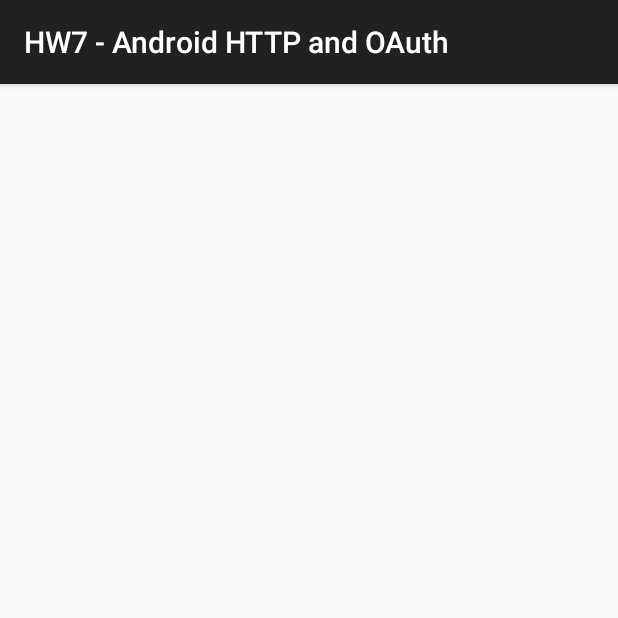
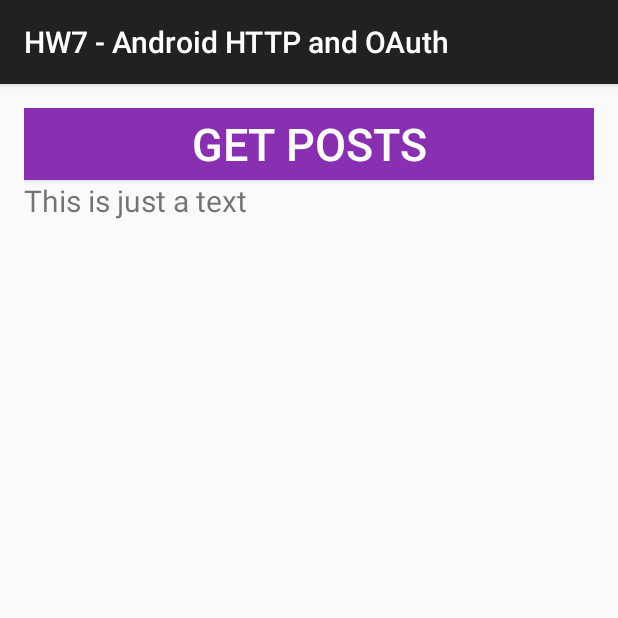
Before and after one commit to hashems/Mobile-Development-Projects, an Android app: the APIActivity screen opened directly, with no data from a screen before it, on a phone screen of 412 x 824 dp, the top half of it. Run offline under Robolectric (Android 15) with nearby library versions, the phone set to English and light mode, and no system bars; libraries missing offline, so code that uses them is left out: net.openid.appauth; 2 statements that could not run were skipped.

Commit message:
Modify package name; add button to fetch content; implement API requests

```diff
--- /dev/null
+++ b/app/src/main/java/hashems/hw7/APIActivity.java
@@ -0,0 +1,160 @@
+package hashems.hw7;
+
+import android.app.PendingIntent;
+import android.content.Intent;
+import android.content.SharedPreferences;
+import android.net.Uri;
+import android.os.Bundle;
+import android.support.annotation.Nullable;
+import android.support.v7.app.AppCompatActivity;
+import android.view.View;
+import android.widget.Button;
+import android.widget.ListView;
+import android.widget.SimpleAdapter;
+
+import net.openid.appauth.AuthState;
+import net.openid.appauth.AuthorizationException;
+import net.openid.appauth.AuthorizationRequest;
+import net.openid.appauth.AuthorizationService;
+import net.openid.appauth.AuthorizationServiceConfiguration;
+import net.openid.appauth.ResponseTypeValues;
+
+import org.json.JSONArray;
+import org.json.JSONException;
+import org.json.JSONObject;
+
+import java.io.IOException;
+import java.util.ArrayList;
+import java.util.HashMap;
+import java.util.List;
+import java.util.Map;
+
+import okhttp3.Call;
+import okhttp3.Callback;
+import okhttp3.HttpUrl;
+import okhttp3.OkHttpClient;
+import okhttp3.Request;
+import okhttp3.Response;
+
+public class APIActivity extends AppCompatActivity {
+
+    // Google Cloud Platform Credentials - CS 496 HW7
+    public String APIkey = "AIzaSyCBag-v-Fso3d6K2hWbZdu5IzHxLjJivjo";
+    public String clientID = "785176820736-tg4fcc6g2lbhhjnagnup32sp358ra65a.apps.googleusercontent.com";
+
+    private AuthorizationService mAuthorizationService;
+    private AuthState mAuthState;
+    private OkHttpClient mOkHttpClient;
+
+    @Override
+    protected void onCreate(Bundle savedInstanceState) {
+        super.onCreate(savedInstanceState);
+        SharedPreferences authPreferences = getSharedPreferences("auth", MODE_PRIVATE);
+        setContentView(R.layout.activity_api);
+        mAuthorizationService = new AuthorizationService(this);
+
+        // View Google+ Posts
+        Button button = (Button) findViewById(R.id.button_get_posts);
+        button.setOnClickListener(new View.OnClickListener(){
+            @Override
+            public void onClick(View v) {
+                try{
+                    mAuthState.performActionWithFreshTokens(mAuthorizationService, new AuthState.AuthStateAction() {
+                        @Override
+                        public void execute(@Nullable String accessToken, @Nullable String idToken, @Nullable AuthorizationException e) {
+                            if (e == null) {
+                                mOkHttpClient = new OkHttpClient();
+                                HttpUrl reqUrl = HttpUrl.parse("https://www.googleapis.com/plusDomains/v1/people/me/activities/user");
+                                reqUrl = reqUrl.newBuilder().addQueryParameter("key", APIkey).build();
+                                Request request = new Request.Builder()
+                                        .url(reqUrl)
+                                        .addHeader("Authorization", "Bearer" + accessToken)
+                                        .build();
+                                mOkHttpClient.newCall(request).enqueue(new Callback() {
+                                    @Override
+                                    public void onFailure(Call call, IOException e) {
+                                        e.printStackTrace();
+                                    }
+
+                                    @Override
+                                    public void onResponse(Call call, Response response) throws IOException {
+                                        String r = response.body().string();
+                                        try {
+                                            JSONObject j = new JSONObject(r);
+                                            JSONArray items = j.getJSONArray("items");
+                                            List<Map<String, String>> posts = new ArrayList<Map<String, String>>();
+                                            for(int i = 0; i < 3; i++) {
+                                                HashMap<String, String> m = new HashMap<String, String>();
+                                                m.put("title", items.getJSONObject(i).getString("title"));
+                                                m.put("published", items.getJSONObject(i).getString("published"));
+                                                posts.add(m);
+                                            }
+                                            final SimpleAdapter postAdapter = new SimpleAdapter(
+                                                    APIActivity.this,
+                                                    posts,
+                                                    R.layout.post_item,
+                                                    new String[]{"title", "published"},
+                                                    new int[]{R.id.post_item_title, R.id.post_item_date});
+                                            runOnUiThread(new Runnable() {
+                                                @Override
+                                                public void run() {
+                                                    ListView postListView = (ListView) findViewById(R.id.posts);
+                                                    postListView.setAdapter(postAdapter);
+                                                }
+                                            });
+                                        } catch (JSONException e1) {
+                                            e1.printStackTrace();
+                                        }
+                                    }
+                                });
+                            }
+                        }
+                    });
+                } catch (Exception e){
+                    e.printStackTrace();
+                }
+            }
+        });
+    }
+
+    @Override
+    protected void onStart() {
+        mAuthState = getOrCreateAuthState();
+        super.onStart();
+    }
+
+    AuthState getOrCreateAuthState() {
+        AuthState auth = null;
+        SharedPreferences authPreference = getSharedPreferences("auth", MODE_PRIVATE);
+        String stateJson = authPreference.getString("stateJson", null);
+        if(stateJson != null) {
+            try {
+                auth = AuthState.jsonDeserialize(stateJson);
+            } catch (JSONException e) {
+                e.printStackTrace();
+                return null;
+            }
+        }
+
+        if (auth != null && auth.getAccessToken() != null) {
+            return auth;
+        } else {
+            updateAuthState();
+            return null;
+        }
+    }
+
+    void updateAuthState() {
+        Uri authEndpoint = new Uri.Builder().scheme("https").authority("accounts.google.com").path("/o/oauth2/v2/auth").build();
+        Uri authTokenEndpoint = new Uri.Builder().scheme("https").authority("www.googleapis.com").path("/oauth2/v4/token").build();
+        Uri redirect = new Uri.Builder().scheme("hashems.hw7").path("redirect").build();
+
+        AuthorizationServiceConfiguration config = new AuthorizationServiceConfiguration(authEndpoint, authTokenEndpoint, null);
+        AuthorizationRequest req = new AuthorizationRequest.Builder(config, clientID, ResponseTypeValues.CODE, redirect)
+                .setScopes("https://www.googleapis.com/auth/plus.me", "https://www.googleapis.com/auth/plus.stream.write", "https://www.googleapis.com/auth/plus.stream.read")
+                .build();
+
+        Intent authComplete = new Intent(this, AuthCompleteActivity.class);
+        mAuthorizationService.performAuthorizationRequest(req, PendingIntent.getActivity(this, req.hashCode(), authComplete, 0));
+    }
+}
--- a/app/src/main/java/hashems/mobile_development_projects/MainActivity.java
+++ b/app/src/main/java/hashems/hw7/MainActivity.java
@@ -1,4 +1,4 @@
-package hashems.mobile_development_projects;
+package hashems.hw7;
 
 import android.content.Intent;
 import android.support.v7.app.AppCompatActivity;
--- a/app/src/main/java/hashems/mobile_development_projects/APIActivity.java
+++ /dev/null
@@ -1,98 +0,0 @@
-package hashems.mobile_development_projects;
-
-import android.app.PendingIntent;
-import android.content.Intent;
-import android.content.SharedPreferences;
-import android.net.Uri;
-import android.os.Bundle;
-import android.support.annotation.Nullable;
-import android.support.v7.app.AppCompatActivity;
-import android.view.View;
-import android.widget.Button;
-
-import net.openid.appauth.AuthState;
-import net.openid.appauth.AuthorizationException;
-import net.openid.appauth.AuthorizationRequest;
-import net.openid.appauth.AuthorizationRequest.Builder;
-import net.openid.appauth.AuthorizationService;
-import net.openid.appauth.AuthorizationServiceConfiguration;
-import net.openid.appauth.ResponseTypeValues;
-
-import org.json.JSONException;
-
-import okhttp3.OkHttpClient;
-
-public class APIActivity extends AppCompatActivity {
-    public String clientID = "785176820736-tg4fcc6g2lbhhjnagnup32sp358ra65a.apps.googleusercontent.com";
-
-    private AuthorizationService mAuthorizationService;
-    private AuthState mAuthState;
-    private OkHttpClient mOkHttpClient;
-
-    @Override
-    protected void onCreate(Bundle savedInstanceState) {
-        super.onCreate(savedInstanceState);
-        SharedPreferences authPreferences = getSharedPreferences("auth", MODE_PRIVATE);
-        setContentView(R.layout.activity_api);
-        mAuthorizationService = new AuthorizationService(this);
-
-        // View Google+ Posts
-        Button button = (Button) findViewById(R.id.button_get_post);
-        button.setOnClickListener(new View.OnClickListener(){
-            @Override
-            public void onClick(View v) {
-                try{
-                    mAuthState.performActionWithFreshTokens(mAuthorizationService, new AuthState.AuthStateAction() {
-                        @Override
-                        public void execute(@Nullable String accessToken, @Nullable String idToken, @Nullable AuthorizationException e) {
-                            mOkHttpClient = new OkHttpClient();
-                        }
-                    });
-                } catch (Exception e){
-                    e.printStackTrace();
-                }
-            }
-        });
-    }
-
-    @Override
-    protected void onStart() {
-        mAuthState = getOrCreateAuthState();
-        super.onStart();
-    }
-
-    AuthState getOrCreateAuthState() {
-        AuthState auth = null;
-        SharedPreferences authPreference = getSharedPreferences("auth", MODE_PRIVATE);
-        String stateJson = authPreference.getString("stateJson", null);
-        if(stateJson != null) {
-            try {
-                auth = AuthState.jsonDeserialize(stateJson);
-            } catch (JSONException e) {
-                e.printStackTrace();
-                return null;
-            }
-        }
-
-        if (auth != null && auth.getAccessToken() != null) {
-            return auth;
-        } else {
-            updateAuthState();
-            return null;
-        }
-    }
-
-    void updateAuthState() {
-        Uri authEndpoint = new Uri.Builder().scheme("https").authority("accounts.google.com").path("/o/oauth2/v2/auth").build();
-        Uri authTokenEndpoint = new Uri.Builder().scheme("https").authority("www.googleapis.com").path("/oauth2/v4/token").build();
-        Uri redirect = new Uri.Builder().scheme("hashems.mobile_development_projects.hw7").path("redirect").build();
-
-        AuthorizationServiceConfiguration config = new AuthorizationServiceConfiguration(authEndpoint, authTokenEndpoint, null);
-        AuthorizationRequest req = new AuthorizationRequest.Builder(config, clientID, ResponseTypeValues.CODE, redirect)
-                .setScopes("https://www.googleapis.com/auth/plus.me", "https://www.googleapis.com/auth/plus.stream.write", "https://www.googleapis.com/auth/plus.stream.read")
-                .build();
-
-        Intent authComplete = new Intent(this, AuthCompleteActivity.class);
-        mAuthorizationService.performAuthorizationRequest(req, PendingIntent.getActivity(this, req.hashCode(), authComplete, 0));
-    }
-}
--- /dev/null
+++ b/app/src/main/res/layout/activity_api.xml
@@ -0,0 +1,34 @@
+<?xml version="1.0" encoding="utf-8"?>
+<LinearLayout xmlns:android="http://schemas.android.com/apk/res/android"
+    xmlns:tools="http://schemas.android.com/tools"
+    android:id="@+id/activity_api"
+    android:layout_width="match_parent"
+    android:layout_height="match_parent"
+    android:paddingBottom="@dimen/activity_vertical_margin"
+    android:paddingLeft="@dimen/activity_horizontal_margin"
+    android:paddingRight="@dimen/activity_horizontal_margin"
+    android:paddingTop="@dimen/activity_vertical_margin"
+    android:orientation="vertical"
+    tools:context="hashems.hw7.APIActivity">
+
+        <Button
+            android:id="@+id/button_get_posts"
+            android:layout_width="match_parent"
+            android:layout_height="wrap_content"
+            android:textSize="30sp"
+            android:background="@color/colorButton"
+            android:textColor="@color/colorPrimaryText"
+            android:text="@string/get_posts" />
+
+        <TextView
+            android:layout_width="wrap_content"
+            android:layout_height="wrap_content"
+            android:textSize="20sp"
+            android:text="This is just a text" />
+
+        <ListView
+            android:id="@+id/posts"
+            android:layout_width="match_parent"
+            android:layout_height="wrap_content" />
+
+</LinearLayout>
--- a/app/src/main/res/layout/activity_main.xml
+++ b/app/src/main/res/layout/activity_main.xml
@@ -9,7 +9,7 @@
     android:paddingRight="@dimen/activity_horizontal_margin"
     android:paddingTop="@dimen/activity_vertical_margin"
     android:orientation="vertical"
-    tools:context="hashems.mobile_development_projects.MainActivity">
+    tools:context="hashems.hw7.MainActivity">
 
     <TextView
         android:id="@+id/Intro"
--- a/app/src/main/res/values/strings.xml
+++ b/app/src/main/res/values/strings.xml
@@ -2,4 +2,5 @@
     <string name="app_name">HW7 - Android HTTP and OAuth</string>
     <string name="intro">Hello, World! It\'s me, Android HTTP! And me, OAuth!</string>
     <string name="start">Let\'s Go!</string>
+    <string name="get_posts">Get Posts</string>
 </resources>
```
Also changed, not shown: app/src/main/AndroidManifest.xml (+6 -4 lines), app/src/main/java/hashems/hw7/AuthCompleteActivity.java (renamed from app/src/main/java/hashems/mobile_development_projects/AuthCompleteActivity.java, +2 -16 lines), app/src/main/res/layout/activity_auth_complete.xml (added, +17 -0 lines), app/src/main/res/layout/post_item.xml (added, +25 -0 lines), 4 other files.
